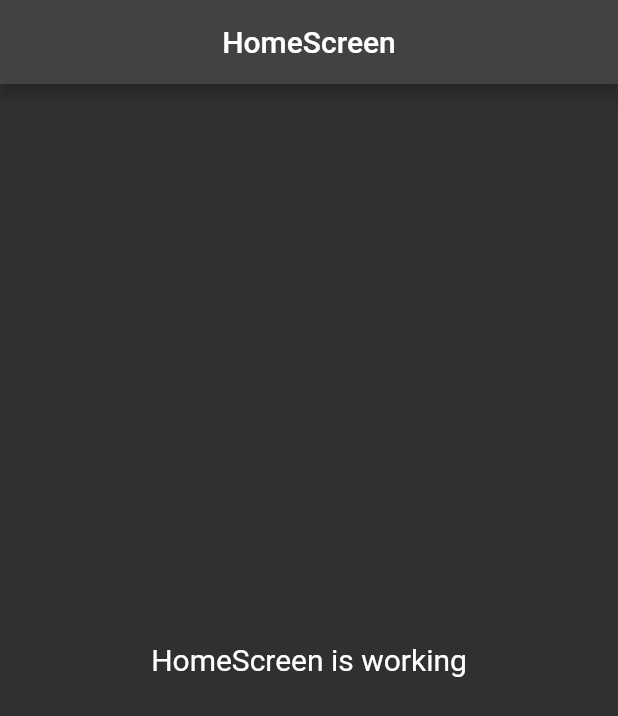
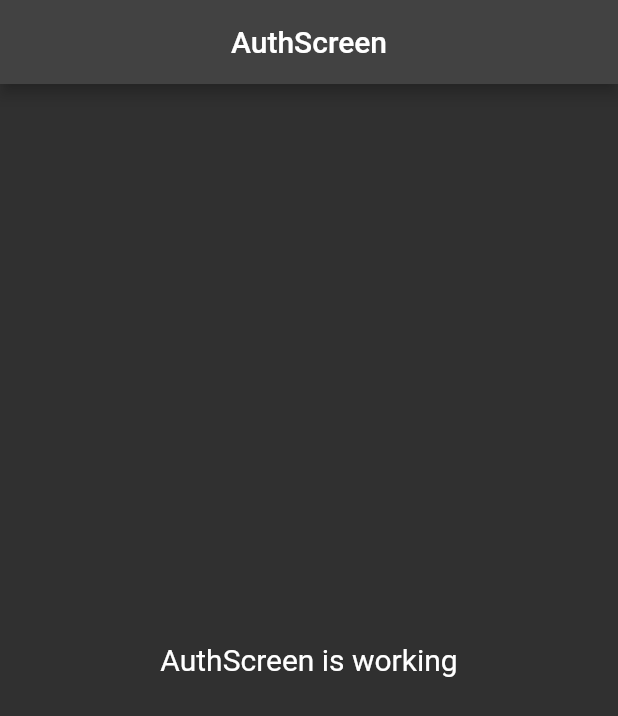
Before and after one commit to SMCCZ/dating_app, a Flutter app: the screen it shows after launch, on a phone screen of 412 x 824 dp. Shown: the top 716 px of the screen. Run offline on Flutter 3.47's test engine with Material 2 defaults, Android fonts, the light colour scheme and no system bars; our stand-ins replace get.

Commit message:
DEV: auth screens template generated

```diff
--- a/lib/infrastructure/navigation/bindings/controllers/controllers_bindings.dart
+++ b/lib/infrastructure/navigation/bindings/controllers/controllers_bindings.dart
@@ -1 +1,4 @@
+export 'package:dating_app/infrastructure/navigation/bindings/controllers/auth.controller.binding.dart';
 export 'package:dating_app/infrastructure/navigation/bindings/controllers/home.controller.binding.dart';
+export 'package:dating_app/infrastructure/navigation/bindings/controllers/loginscreen.controller.binding.dart';
+export 'package:dating_app/infrastructure/navigation/bindings/controllers/signupscreen.controller.binding.dart';
--- a/lib/infrastructure/navigation/navigation.dart
+++ b/lib/infrastructure/navigation/navigation.dart
@@ -31,5 +31,20 @@ class Nav {
       page: () => const HomeScreen(),
       binding: HomeControllerBinding(),
     ),
+    GetPage(
+      name: Routes.AUTH,
+      page: () => const AuthScreen(),
+      binding: AuthControllerBinding(),
+    ),
+    GetPage(
+      name: Routes.LOGINSCREEN,
+      page: () => const LoginscreenScreen(),
+      binding: LoginscreenControllerBinding(),
+    ),
+    GetPage(
+      name: Routes.SIGNUPSCREEN,
+      page: () => const SignupscreenScreen(),
+      binding: SignupscreenControllerBinding(),
+    ),
   ];
 }
--- a/lib/infrastructure/navigation/routes.dart
+++ b/lib/infrastructure/navigation/routes.dart
@@ -1,10 +1,18 @@
+import 'package:dating_app/infrastructure/dal/services/auth_service.dart';
+
 // ignore_for_file: constant_identifier_names
 
 class Routes {
   static Future<String> get initialRoute async {
-    // TODO: implement method
-    return HOME;
+    var authService = AuthService();
+    if (await authService.isAuthenticated) {
+      return HOME;
+    }
+    return AUTH;
   }
 
+  static const AUTH = '/auth';
   static const HOME = '/home';
+  static const LOGINSCREEN = '/loginscreen';
+  static const SIGNUPSCREEN = '/signupscreen';
 }
--- /dev/null
+++ b/lib/presentation/auth/auth.screen.dart
@@ -0,0 +1,24 @@
+import 'package:flutter/material.dart';
+
+import 'package:get/get.dart';
+
+import 'controllers/auth.controller.dart';
+
+class AuthScreen extends GetView<AuthController> {
+  const AuthScreen({Key? key}) : super(key: key);
+  @override
+  Widget build(BuildContext context) {
+    return Scaffold(
+      appBar: AppBar(
+        title: const Text('AuthScreen'),
+        centerTitle: true,
+      ),
+      body: const Center(
+        child: Text(
+          'AuthScreen is working',
+          style: TextStyle(fontSize: 20),
+        ),
+      ),
+    );
+  }
+}
--- a/lib/presentation/screens.dart
+++ b/lib/presentation/screens.dart
@@ -1 +1,4 @@
+export 'package:dating_app/presentation/auth/auth.screen.dart';
+export 'package:dating_app/presentation/auth/loginscreen/loginscreen.screen.dart';
+export 'package:dating_app/presentation/auth/signupscreen/signupscreen.screen.dart';
 export 'package:dating_app/presentation/home/home.screen.dart';
```
Also changed, not shown: lib/infrastructure/dal/services/auth_service.dart (added, +7 -0 lines), lib/infrastructure/navigation/bindings/controllers/auth.controller.binding.dart (added, +12 -0 lines), lib/infrastructure/navigation/bindings/controllers/loginscreen.controller.binding.dart (added, +12 -0 lines), lib/infrastructure/navigation/bindings/controllers/signupscreen.controller.binding.dart (added, +12 -0 lines), lib/presentation/auth/controllers/auth.controller.dart (added, +23 -0 lines), lib/presentation/auth/loginscreen/controllers/loginscreen.controller.dart (added, +23 -0 lines), lib/presentation/auth/loginscreen/loginscreen.screen.dart (added, +24 -0 lines), lib/presentation/auth/signupscreen/controllers/signupscreen.controller.dart (added, +23 -0 lines), lib/presentation/auth/signupscreen/signupscreen.screen.dart (added, +24 -0 lines).
